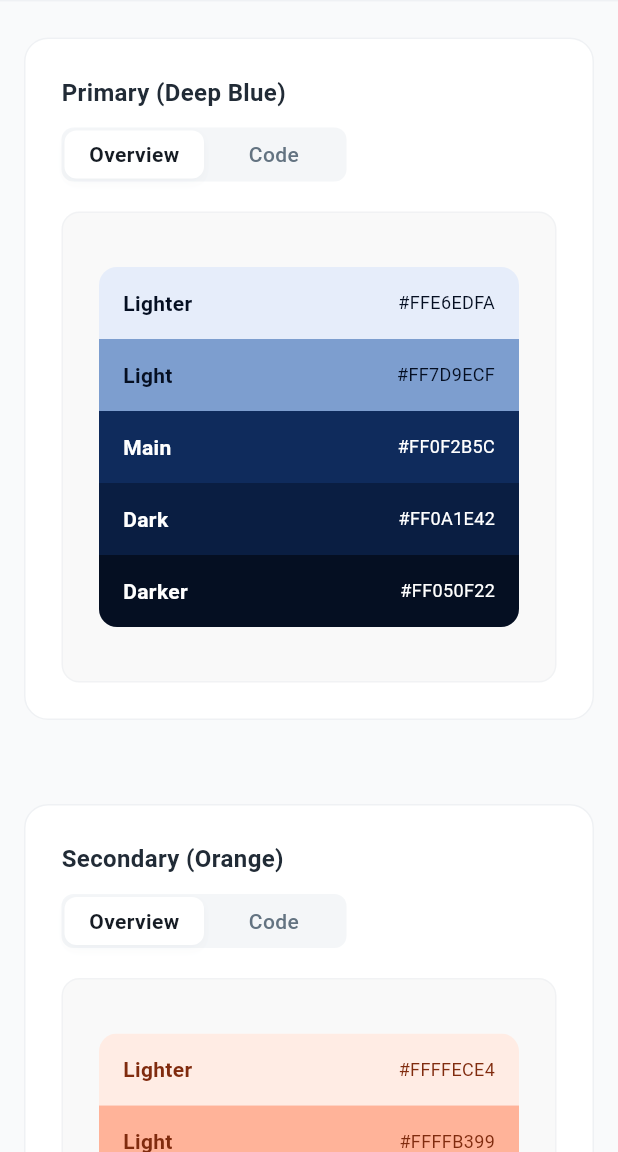
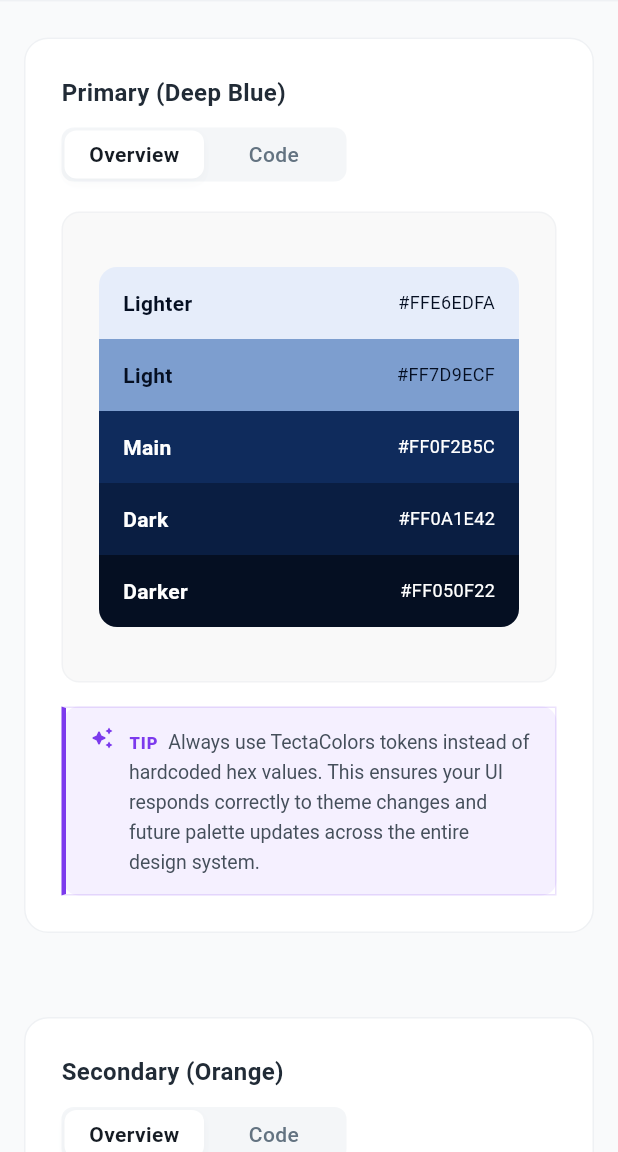
Before and after one commit to agisrh/tecta_ui, a Flutter app: the ColorsShowcasePage screen opened directly, on a phone screen of 412 x 824 dp, the part 84-1236 px from its top. Run offline on Flutter 3.47's test engine with Material 3 defaults, Android fonts, the phone set to English and light mode, and no system bars; missing offline and left inert: flutter_syntax_view; Roboto replaces fonts that are missing (packages/tecta_ui/Google Sans).

Commit message:
feat: add ShowcaseNote widget with tip/info/warning variants, add notes to typography and colors sections

```diff
--- a/example/lib/screens/components/foundation/showcase/colors_showcase_screen.dart
+++ b/example/lib/screens/components/foundation/showcase/colors_showcase_screen.dart
@@ -37,6 +37,8 @@ class ColorsShowcasePage extends StatelessWidget {
         sections: [
           ShowcaseSection(
             title: 'Primary (Deep Blue)',
+            note: 'Always use TectaColors tokens instead of hardcoded hex values. This ensures your UI responds correctly to theme changes and future palette updates across the entire design system.',
+            noteVariant: ShowcaseNoteVariant.tip,
             code: '''// Accessing Primary Colors
 Container(
   color: TectaColors.primaryMain,
--- a/example/lib/screens/components/foundation/showcase/typography_showcase_screen.dart
+++ b/example/lib/screens/components/foundation/showcase/typography_showcase_screen.dart
@@ -34,6 +34,8 @@ class TypographyShowcasePage extends StatelessWidget {
         sections: [
           ShowcaseSection(
             title: 'Headings (H1 - H6)',
+            note: 'Use heading styles sparingly — only one H1 per page. H1–H3 are best for page and section titles; H4–H6 work well for card headers and group labels.',
+            noteVariant: ShowcaseNoteVariant.tip,
             code: '''Text('Heading 1', style: TectaTypography.h1)
 Text('Heading 2', style: TectaTypography.h2)
 Text('Heading 3', style: TectaTypography.h3)
@@ -94,6 +96,8 @@ Text('Heading 6', style: TectaTypography.h6)''',
           ),
           ShowcaseSection(
             title: 'Subtitles',
+            note: 'Subtitle styles are designed to accompany headings — not replace them. subtitle1 is ideal for section intros, while subtitle2 pairs well with form labels and metadata rows.',
+            noteVariant: ShowcaseNoteVariant.info,
             code: '''Text('Subtitle 1', style: TectaTypography.subtitle1)
 Text('Subtitle 2', style: TectaTypography.subtitle2)''',
             overview: Column(
@@ -142,6 +146,8 @@ Text('Body 2', style: TectaTypography.body2)''',
           ),
           ShowcaseSection(
             title: 'Caption & Overline',
+            note: 'Avoid using caption or overline as standalone body copy — these are supplementary styles intended for timestamps, helper hints, and tag labels where space is constrained.',
+            noteVariant: ShowcaseNoteVariant.warning,
             code: '''Text('Caption', style: TectaTypography.caption)
 Text('OVERLINE', style: TectaTypography.overline)''',
             overview: Column(
--- a/example/lib/utils/showcase_section.dart
+++ b/example/lib/utils/showcase_section.dart
@@ -3,16 +3,110 @@ import 'package:flutter/services.dart';
 import 'package:tecta_ui/tecta_ui.dart';
 import 'code_highlighter.dart';
 
+/// A styled note/tip card that can be placed inside a ShowcaseSection or overview widget.
+/// Supports three visual variants: tip, warning, and info.
+enum ShowcaseNoteVariant { tip, warning, info }
+
+class ShowcaseNote extends StatelessWidget {
+  final String text;
+  final ShowcaseNoteVariant variant;
+
+  const ShowcaseNote({
+    super.key,
+    required this.text,
+    this.variant = ShowcaseNoteVariant.tip,
+  });
+
+  @override
+  Widget build(BuildContext context) {
+    final isDark = Theme.of(context).brightness == Brightness.dark;
+
+    final (accentColor, bgColor, icon, label) = switch (variant) {
+      ShowcaseNoteVariant.tip => (
+          const Color(0xFF7C3AED),
+          isDark ? const Color(0xFF1A1030) : const Color(0xFFF5F0FF),
+          Icons.auto_awesome_rounded,
+          'TIP',
+        ),
+      ShowcaseNoteVariant.warning => (
+          const Color(0xFFD97706),
+          isDark ? const Color(0xFF1E1408) : const Color(0xFFFFFBEB),
+          Icons.warning_amber_rounded,
+          'NOTE',
+        ),
+      ShowcaseNoteVariant.info => (
+          TectaColors.primaryMain,
+          isDark
+              ? TectaColors.primaryMain.withValues(alpha: 0.08)
+              : TectaColors.primaryMain.withValues(alpha: 0.05),
+          Icons.info_outline_rounded,
+          'INFO',
+        ),
+    };
+
+    return Container(
+      margin: const EdgeInsets.only(top: 16),
+      decoration: BoxDecoration(
+        color: bgColor,
+        borderRadius: BorderRadius.circular(10),
+        border: Border(
+          left: BorderSide(color: accentColor, width: 3),
+          top: BorderSide(color: accentColor.withValues(alpha: 0.15)),
+          right: BorderSide(color: accentColor.withValues(alpha: 0.15)),
+          bottom: BorderSide(color: accentColor.withValues(alpha: 0.15)),
+        ),
+      ),
+      padding: const EdgeInsets.symmetric(horizontal: 16, vertical: 12),
+      child: Row(
+        crossAxisAlignment: CrossAxisAlignment.start,
+        children: [
+          Icon(icon, size: 16, color: accentColor),
+          const SizedBox(width: 10),
+          Expanded(
+            child: RichText(
+              text: TextSpan(
+                children: [
+                  TextSpan(
+                    text: '$label  ',
+                    style: TextStyle(
+                      fontSize: 11,
+                      fontWeight: FontWeight.w800,
+                      color: accentColor,
+                      letterSpacing: 0.6,
+                    ),
+                  ),
+                  TextSpan(
+                    text: text,
+                    style: TextStyle(
+                      fontSize: 13,
+                      color: isDark ? Colors.white70 : TectaColors.grey700,
+                      height: 1.5,
+                    ),
+                  ),
+                ],
+              ),
+            ),
+          ),
+        ],
+      ),
+    );
+  }
+}
+
 class ShowcaseSection extends StatefulWidget {
   final String title;
   final Widget overview;
   final String code;
+  final String? note;
+  final ShowcaseNoteVariant noteVariant;
 
   const ShowcaseSection({
     super.key,
     required this.title,
     required this.overview,
     required this.code,
+    this.note,
+    this.noteVariant = ShowcaseNoteVariant.tip,
   });
 
   @override
@@ -112,6 +206,12 @@ class _ShowcaseSectionState extends State<ShowcaseSection> {
             duration: const Duration(milliseconds: 200),
             child: _showCode ? _buildCodeView() : _buildOverviewView(),
           ),
+          // Optional section note below the content
+          if (widget.note != null)
+            ShowcaseNote(
+              text: widget.note!,
+              variant: widget.noteVariant,
+            ),
         ],
       ),
     );
```
